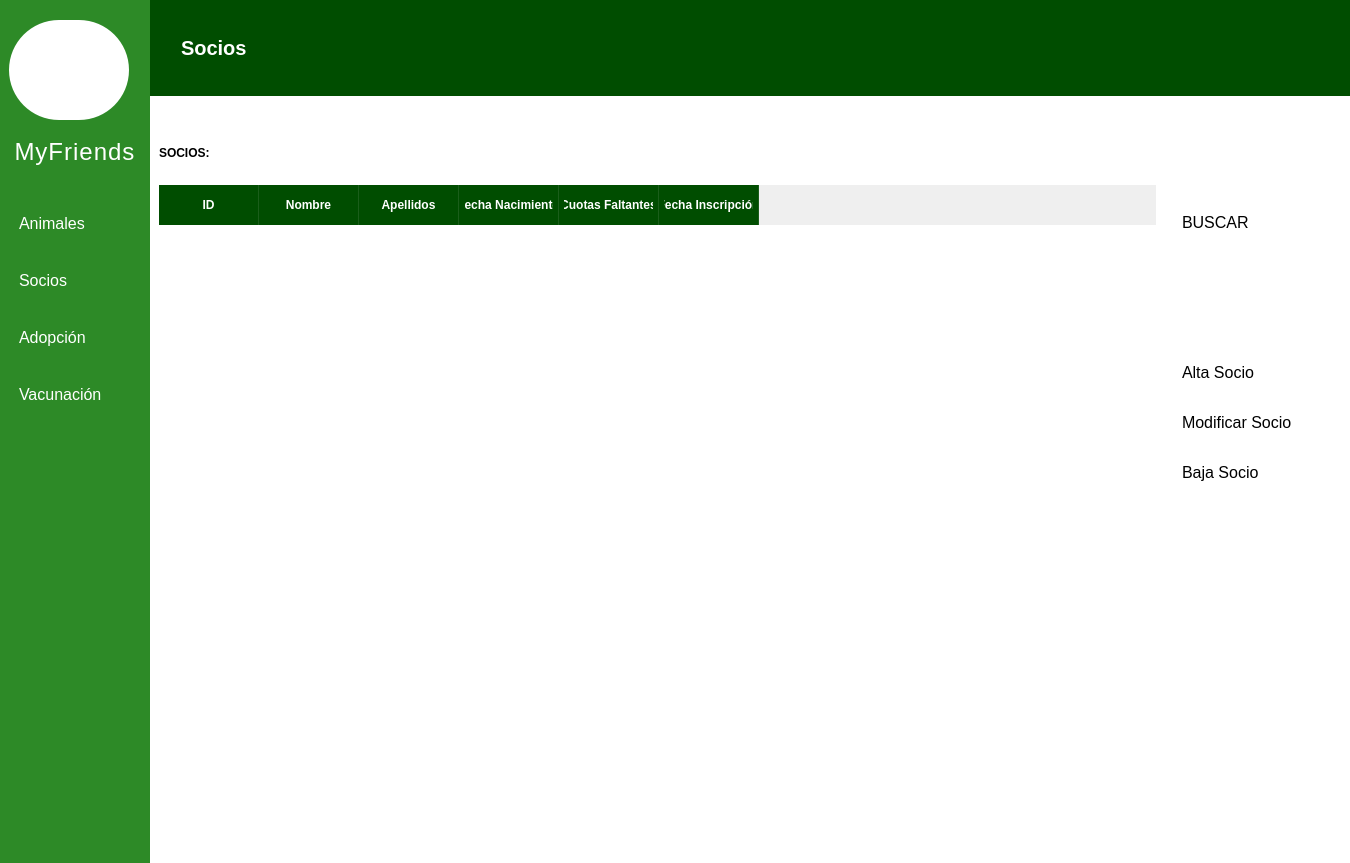
MiguelGarcia29/RefugioAnimal-OR, file vistas/socios.ui: the form before one commit.
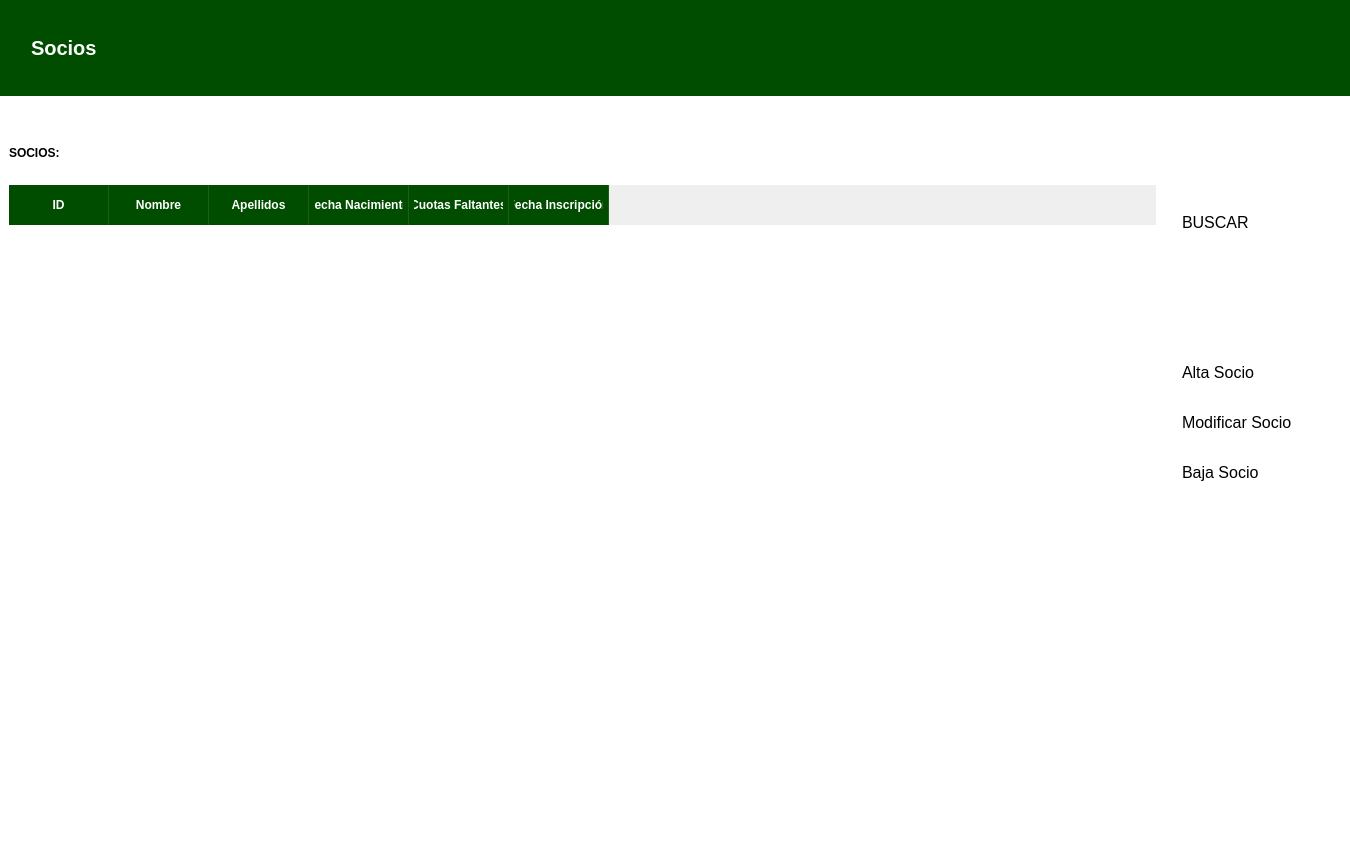
The form after the commit. Icons and pictures are not drawn.

```diff
--- a/vistas/socios.ui
+++ b/vistas/socios.ui
@@ -37,165 +37,6 @@
     <property name="bottomMargin">
      <number>0</number>
     </property>
-    <item>
-     <widget class="QFrame" name="frame_lateral">
-      <property name="styleSheet">
-       <string notr="true">/* Color de fondo del panel lateral */
-#frame_lateral {
-    background-color: #2d8a27; /* El verde de tu captura */
-    border: none;
-}
-
-/* Estilo para todos los botones dentro del panel */
-QPushButton {
-    background-color: transparent;
-    color: white;
-    text-align: left;
-    padding: 10px;
-    font-size: 16px;
-    border: none;
-}
-
-/* Efecto cuando pasas el ratón por encima */
-QPushButton:hover {
-    background-color: #3eb038;
-}</string>
-      </property>
-      <property name="frameShape">
-       <enum>QFrame::NoFrame</enum>
-      </property>
-      <property name="frameShadow">
-       <enum>QFrame::Plain</enum>
-      </property>
-      <layout class="QVBoxLayout" name="verticalLayout">
-       <property name="spacing">
-        <number>18</number>
-       </property>
-       <property name="topMargin">
-        <number>20</number>
-       </property>
-       <item>
-        <widget class="QLabel" name="imagen">
-         <property name="minimumSize">
-          <size>
-           <width>100</width>
-           <height>100</height>
-          </size>
-         </property>
-         <property name="maximumSize">
-          <size>
-           <width>120</width>
-           <height>120</height>
-          </size>
-         </property>
-         <property name="styleSheet">
-          <string notr="true">#imagen{
-	border-radius: 50px;
-	background-color: white;
-}</string>
-         </property>
-         <property name="text">
-          <string/>
-         </property>
-         <property name="pixmap">
-          <pixmap>img/logo_perros.webp</pixmap>
-         </property>
-         <property name="scaledContents">
-          <bool>true</bool>
-         </property>
-        </widget>
-       </item>
-       <item>
-        <widget class="QLabel" name="nombre">
-         <property name="minimumSize">
-          <size>
-           <width>30</width>
-           <height>30</height>
-          </size>
-         </property>
-         <property name="maximumSize">
-          <size>
-           <width>200</width>
-           <height>200</height>
-          </size>
-         </property>
-         <property name="styleSheet">
-          <string notr="true">#nombre{
-	color: #FFFFFF;
-	padding-bottom: 20px;
-	font-family: 'Montserrat';
-	font-size: 24px;
-	letter-spacing: 1px;
-}</string>
-         </property>
-         <property name="text">
-          <string>MyFriends</string>
-         </property>
-         <property name="alignment">
-          <set>Qt::AlignCenter</set>
-         </property>
-        </widget>
-       </item>
-       <item>
-        <widget class="QPushButton" name="btn_animales">
-         <property name="text">
-          <string>Animales</string>
-         </property>
-         <property name="icon">
-          <iconset>
-           <normaloff>img/huella.png</normaloff>img/huella.png</iconset>
-         </property>
-        </widget>
-       </item>
-       <item>
-        <widget class="QPushButton" name="btn_socios">
-         <property name="text">
-          <string>Socios</string>
-         </property>
-         <property name="icon">
-          <iconset>
-           <normaloff>img/persona.webp</normaloff>img/persona.webp</iconset>
-         </property>
-        </widget>
-       </item>
-       <item>
-        <widget class="QPushButton" name="btn_adopcion">
-         <property name="text">
-          <string>Adopción</string>
-         </property>
-         <property name="icon">
-          <iconset>
-           <normaloff>img/corazon2.webp</normaloff>img/corazon2.webp</iconset>
-         </property>
-        </widget>
-       </item>
-       <item>
-        <widget class="QPushButton" name="btn_vacunacion">
-         <property name="text">
-          <string>Vacunación</string>
-         </property>
-         <property name="icon">
-          <iconset>
-           <normaloff>img/salud.png</normaloff>img/salud.png</iconset>
-         </property>
-        </widget>
-       </item>
-       <item>
-        <spacer name="verticalSpacer">
-         <property name="orientation">
-          <enum>Qt::Vertical</enum>
-         </property>
-         <property name="sizeHint" stdset="0">
-          <size>
-           <width>20</width>
-           <height>341</height>
-          </size>
-         </property>
-        </spacer>
-       </item>
-      </layout>
-     </widget>
-    </item>
     <item>
      <widget class="QFrame" name="frame">
       <property name="frameShape">
```
Left out of the diff: 2 changed lines with no effect on the pictures.
